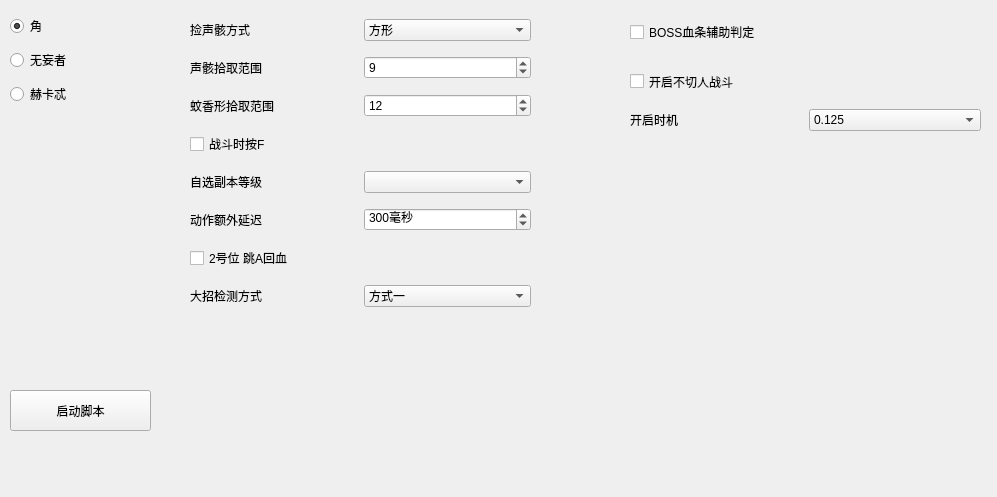
A-SunsetMkt-Forks/wuwaBackendTool, file speicalbosswidget.ui: the form before one commit.
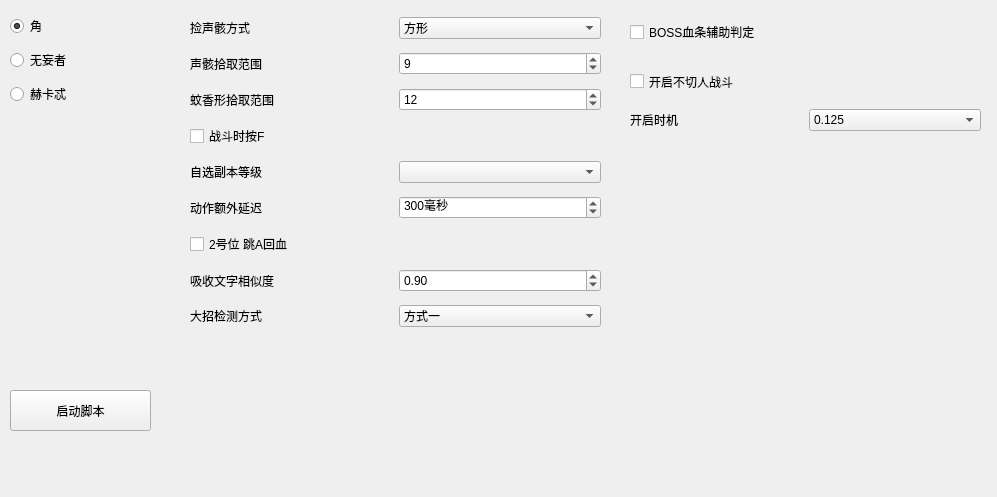
The form after the commit.

```diff
--- a/speicalbosswidget.ui
+++ b/speicalbosswidget.ui
@@ -54,8 +54,8 @@
     <rect>
      <x>190</x>
      <y>10</y>
-     <width>341</width>
-     <height>311</height>
+     <width>411</width>
+     <height>331</height>
     </rect>
    </property>
    <layout class="QVBoxLayout" name="verticalLayout_2">
@@ -197,6 +197,27 @@
       </property>
      </widget>
     </item>
+    <item>
+     <layout class="QHBoxLayout" name="horizontalLayout_9">
+      <item>
+       <widget class="QLabel" name="label_9">
+        <property name="text">
+         <string>吸收文字相似度</string>
+        </property>
+       </widget>
+      </item>
+      <item>
+       <widget class="QDoubleSpinBox" name="absorbThres">
+        <property name="maximum">
+         <double>1.000000000000000</double>
+        </property>
+        <property name="value">
+         <double>0.900000000000000</double>
+        </property>
+       </widget>
+      </item>
+     </layout>
+    </item>
     <item>
      <layout class="QHBoxLayout" name="horizontalLayout_6">
       <item>
```
